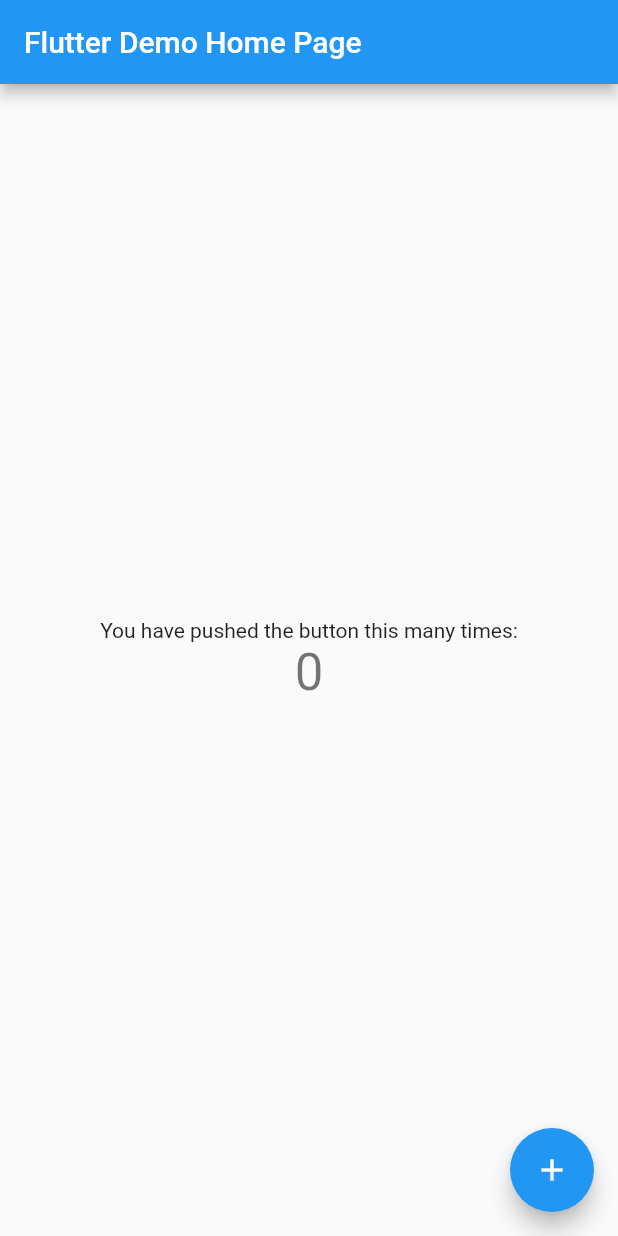
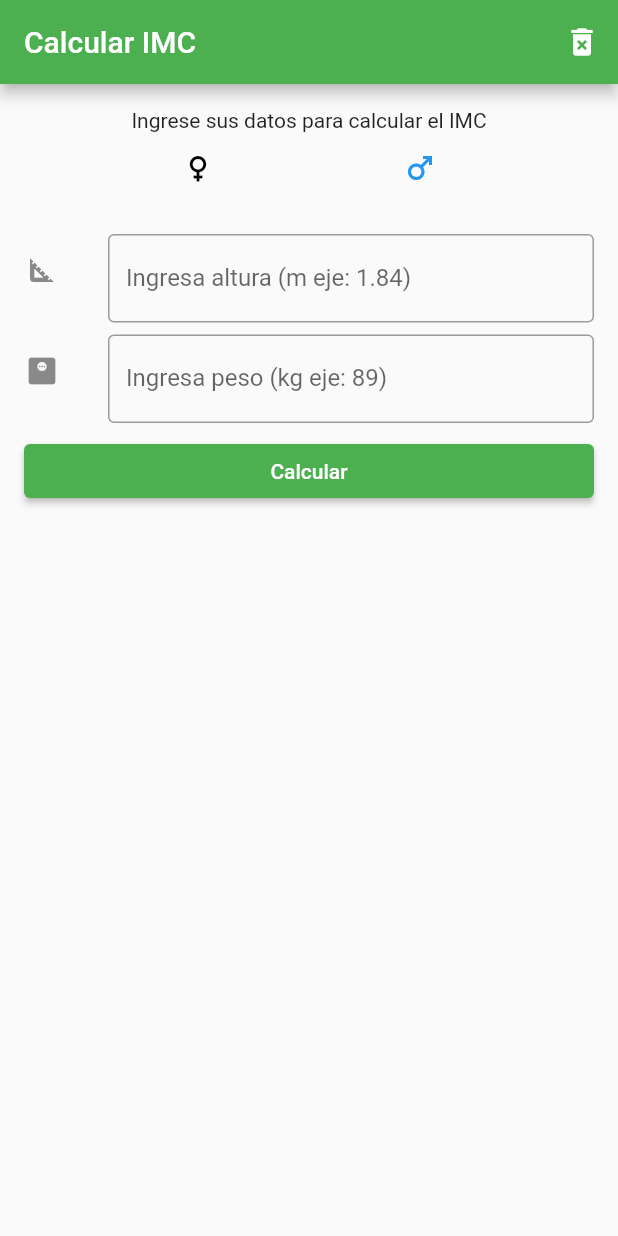
Before and after one commit to gustavoSo3/pdm_tarea_2, a Flutter app: the screen it shows after launch, on a phone screen of 412 x 824 dp. Run offline on Flutter 3.47's test engine with Material 2 defaults, Android fonts, the phone set to English and light mode, and no system bars.

```diff
--- /dev/null
+++ b/lib/home_page.dart
@@ -0,0 +1,134 @@
+import 'package:flutter/material.dart';
+
+class HomePage extends StatefulWidget {
+  HomePage({Key? key}) : super(key: key);
+
+  @override
+  State<HomePage> createState() => _HomePageState();
+}
+
+class _HomePageState extends State<HomePage> {
+  bool _is_male = true;
+  final _weight_controller = TextEditingController();
+  final _height_controller = TextEditingController();
+
+  @override
+  Widget build(BuildContext context) {
+    return Scaffold(
+      appBar: AppBar(
+        title: const Text('Calcular IMC'),
+        actions: [
+          IconButton(
+            onPressed: () {
+              _weight_controller.clear();
+              _height_controller.clear();
+
+              FocusScope.of(context).unfocus();
+            },
+            icon: Icon(Icons.delete_forever),
+          )
+        ],
+      ),
+      body: Center(
+        child: ListView(
+          children: [
+            Padding(
+              padding: const EdgeInsets.symmetric(horizontal: 8, vertical: 16),
+              child: Column(
+                children: [
+                  Text("Ingrese sus datos para calcular el IMC"),
+                  Row(
+                    mainAxisAlignment: MainAxisAlignment.spaceEvenly,
+                    children: [
+                      IconButton(
+                          onPressed: () {
+                            setState(() {
+                              _is_male = false;
+                            });
+                          },
+                          icon: Icon(
+                            Icons.female,
+                            color: !_is_male ? Colors.blue : Colors.black,
+                          )),
+                      IconButton(
+                          onPressed: () {
+                            setState(() {
+                              _is_male = true;
+                            });
+                          },
+                          icon: Icon(
+                            Icons.male,
+                            color: _is_male ? Colors.blue : Colors.black,
+                          )),
+                    ],
+                  ),
+                ],
+              ),
+            ),
+            ListTile(
+              leading: Icon(Icons.square_foot),
+              title: TextFormField(
+                controller: _height_controller,
+                keyboardType: TextInputType.number,
+                decoration: InputDecoration(
+                  border: OutlineInputBorder(),
+                  labelText: "Ingresa altura (m eje: 1.84)",
+                ),
+              ),
+            ),
+            ListTile(
+              leading: Icon(Icons.monitor_weight),
+              title: TextFormField(
+                controller: _weight_controller,
+                keyboardType: TextInputType.number,
+                decoration: InputDecoration(
+                  border: OutlineInputBorder(),
+                  labelText: "Ingresa peso (kg eje: 89)",
+                ),
+              ),
+            ),
+            ListTile(
+              title: ElevatedButton(
+                onPressed: () {
+                  if (_weight_controller.text == "" ||
+                      _height_controller.text == "") {
+                    ScaffoldMessenger.of(context)
+                      ..hideCurrentSnackBar()
+                      ..showSnackBar(SnackBar(
+                        content: Text("Te faltan datos"),
+                      ));
+                    return;
+                  }
+                  double _weight = double.parse(_weight_controller.text);
+                  double _height = double.parse(_height_controller.text);
+                  double _IMC = _weight / (_height * _height);
+                  print(_IMC.round());
+                  showDialog(
+                    context: context,
+                    builder: (context) => AlertDialog(
+                      title: Text("Tu IMC: ${_IMC.round()}"),
+                      content: Column(
+                        crossAxisAlignment: CrossAxisAlignment.start,
+                        children: [
+                          Text(
+                              "Tabla de IMC para ${_is_male ? "hombres" : "mujeres"}"),
+                          Text("Edad \tIMC Ideal"),
+                          Text("16-17 \t${_is_male ? "xx-xx" : "xx-xx"}"),
+                          Text("18-18 \t${_is_male ? "xx-xx" : "xx-xx"}"),
+                          Text("19-24 \t${_is_male ? "xx-xx" : "xx-xx"}"),
+                          Text("25-34 \t${_is_male ? "xx-xx" : "xx-xx"}"),
+                          Text("35-44 \t${_is_male ? "xx-xx" : "xx-xx"}")
+                        ],
+                      ),
+                    ),
+                  );
+                },
+                child: Text("Calcular"),
+              ),
+            ),
+          ],
+        ),
+      ),
+    );
+  }
+}
--- a/lib/main.dart
+++ b/lib/main.dart
@@ -1,115 +1,17 @@
 import 'package:flutter/material.dart';
+import 'package:tarea_2_pdm/home_page.dart';
 
-void main() {
-  runApp(const MyApp());
-}
+void main() => runApp(MyApp());
 
 class MyApp extends StatelessWidget {
-  const MyApp({Key? key}) : super(key: key);
-
-  // This widget is the root of your application.
   @override
   Widget build(BuildContext context) {
     return MaterialApp(
-      title: 'Flutter Demo',
+      title: 'Material App',
       theme: ThemeData(
-        // This is the theme of your application.
-        //
-        // Try running your application with "flutter run". You'll see the
-        // application has a blue toolbar. Then, without quitting the app, try
-        // changing the primarySwatch below to Colors.green and then invoke
-        // "hot reload" (press "r" in the console where you ran "flutter run",
-        // or simply save your changes to "hot reload" in a Flutter IDE).
-        // Notice that the counter didn't reset back to zero; the application
-        // is not restarted.
-        primarySwatch: Colors.blue,
+        primarySwatch: Colors.green,
       ),
-      home: const MyHomePage(title: 'Flutter Demo Home Page'),
+      home: HomePage(),
     );
   }
 }
-
-class MyHomePage extends StatefulWidget {
-  const MyHomePage({Key? key, required this.title}) : super(key: key);
-
-  // This widget is the home page of your application. It is stateful, meaning
-  // that it has a State object (defined below) that contains fields that affect
-  // how it looks.
-
-  // This class is the configuration for the state. It holds the values (in this
-  // case the title) provided by the parent (in this case the App widget) and
-  // used by the build method of the State. Fields in a Widget subclass are
-  // always marked "final".
-
-  final String title;
-
-  @override
-  State<MyHomePage> createState() => _MyHomePageState();
-}
-
-class _MyHomePageState extends State<MyHomePage> {
-  int _counter = 0;
-
-  void _incrementCounter() {
-    setState(() {
-      // This call to setState tells the Flutter framework that something has
-      // changed in this State, which causes it to rerun the build method below
-      // so that the display can reflect the updated values. If we changed
-      // _counter without calling setState(), then the build method would not be
-      // called again, and so nothing would appear to happen.
-      _counter++;
-    });
-  }
-
-  @override
-  Widget build(BuildContext context) {
-    // This method is rerun every time setState is called, for instance as done
-    // by the _incrementCounter method above.
-    //
-    // The Flutter framework has been optimized to make rerunning build methods
-    // fast, so that you can just rebuild anything that needs updating rather
-    // than having to individually change instances of widgets.
-    return Scaffold(
-      appBar: AppBar(
-        // Here we take the value from the MyHomePage object that was created by
-        // the App.build method, and use it to set our appbar title.
-        title: Text(widget.title),
-      ),
-      body: Center(
-        // Center is a layout widget. It takes a single child and positions it
-        // in the middle of the parent.
-        child: Column(
-          // Column is also a layout widget. It takes a list of children and
-          // arranges them vertically. By default, it sizes itself to fit its
-          // children horizontally, and tries to be as tall as its parent.
-          //
-          // Invoke "debug painting" (press "p" in the console, choose the
-          // "Toggle Debug Paint" action from the Flutter Inspector in Android
-          // Studio, or the "Toggle Debug Paint" command in Visual Studio Code)
-          // to see the wireframe for each widget.
-          //
-          // Column has various properties to control how it sizes itself and
-          // how it positions its children. Here we use mainAxisAlignment to
-          // center the children vertically; the main axis here is the vertical
-          // axis because Columns are vertical (the cross axis would be
-          // horizontal).
-          mainAxisAlignment: MainAxisAlignment.center,
-          children: <Widget>[
-            const Text(
-              'You have pushed the button this many times:',
-            ),
-            Text(
-              '$_counter',
-              style: Theme.of(context).textTheme.headline4,
-            ),
-          ],
-        ),
-      ),
-      floatingActionButton: FloatingActionButton(
-        onPressed: _incrementCounter,
-        tooltip: 'Increment',
-        child: const Icon(Icons.add),
-      ), // This trailing comma makes auto-formatting nicer for build methods.
-    );
-  }
-}
```
